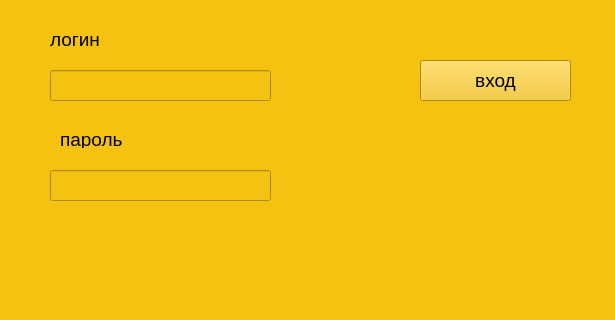
This is курсач Петров/main.ui in Petrov03566/main_ypravlenir_price as Qt 5 draws it before an edit. The edited form follows.
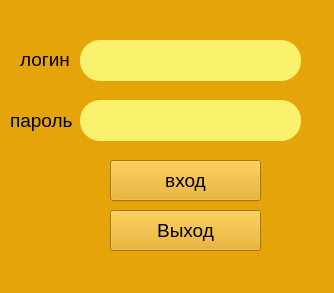
This is the edited form.

```diff
--- a/курсач Петров/main.ui
+++ b/курсач Петров/main.ui
@@ -6,22 +6,22 @@
    <rect>
     <x>0</x>
     <y>0</y>
-    <width>615</width>
-    <height>320</height>
+    <width>334</width>
+    <height>293</height>
    </rect>
   </property>
   <property name="windowTitle">
    <string>auth</string>
   </property>
   <property name="styleSheet">
-   <string notr="true">background-color:  rgb(245, 194, 17)</string>
+   <string notr="true">background-color: rgb(229, 165, 10);</string>
   </property>
   <widget class="QWidget" name="centralwidget">
    <widget class="QPushButton" name="pushButton_auth">
     <property name="geometry">
      <rect>
-      <x>420</x>
-      <y>60</y>
+      <x>110</x>
+      <y>160</y>
       <width>151</width>
       <height>41</height>
      </rect>
@@ -38,28 +38,40 @@
    <widget class="QLineEdit" name="lineEdit">
     <property name="geometry">
      <rect>
-      <x>50</x>
-      <y>70</y>
+      <x>80</x>
+      <y>40</y>
       <width>221</width>
-      <height>31</height>
+      <height>41</height>
      </rect>
     </property>
+    <property name="styleSheet">
+     <string notr="true">background-color: rgb(249, 240, 107);
+border-radius: 20px;
+border: rgb(255, 163, 72);
+</string>
+    </property>
    </widget>
    <widget class="QLineEdit" name="lineEdit_2">
     <property name="geometry">
      <rect>
-      <x>50</x>
-      <y>170</y>
+      <x>80</x>
+      <y>100</y>
       <width>221</width>
-      <height>31</height>
+      <height>41</height>
      </rect>
     </property>
+    <property name="styleSheet">
+     <string notr="true">background-color: rgb(249, 240, 107);
+border-radius: 20px;
+border: rgb(0,0,0);
+</string>
+    </property>
    </widget>
    <widget class="QLabel" name="label">
     <property name="geometry">
      <rect>
-      <x>50</x>
-      <y>30</y>
+      <x>20</x>
+      <y>50</y>
       <width>59</width>
       <height>18</height>
      </rect>
@@ -76,10 +88,10 @@
    <widget class="QLabel" name="label_2">
     <property name="geometry">
      <rect>
-      <x>60</x>
-      <y>130</y>
+      <x>10</x>
+      <y>110</y>
       <width>71</width>
-      <height>18</height>
+      <height>21</height>
      </rect>
     </property>
     <property name="font">
@@ -91,6 +103,30 @@
      <string>пароль</string>
     </property>
    </widget>
+   <widget class="QPushButton" name="pushButton_auth_3">
+    <property name="geometry">
+     <rect>
+      <x>110</x>
+      <y>210</y>
+      <width>151</width>
+      <height>41</height>
+     </rect>
+    </property>
+    <property name="font">
+     <font>
+      <pointsize>14</pointsize>
+     </font>
+    </property>
+    <property name="text">
+     <string>Выход</string>
+    </property>
+   </widget>
+   <zorder>pushButton_auth</zorder>
+   <zorder>lineEdit</zorder>
+   <zorder>label</zorder>
+   <zorder>label_2</zorder>
+   <zorder>pushButton_auth_3</zorder>
+   <zorder>lineEdit_2</zorder>
   </widget>
   <widget class="QStatusBar" name="statusbar"/>
  </widget>
```
